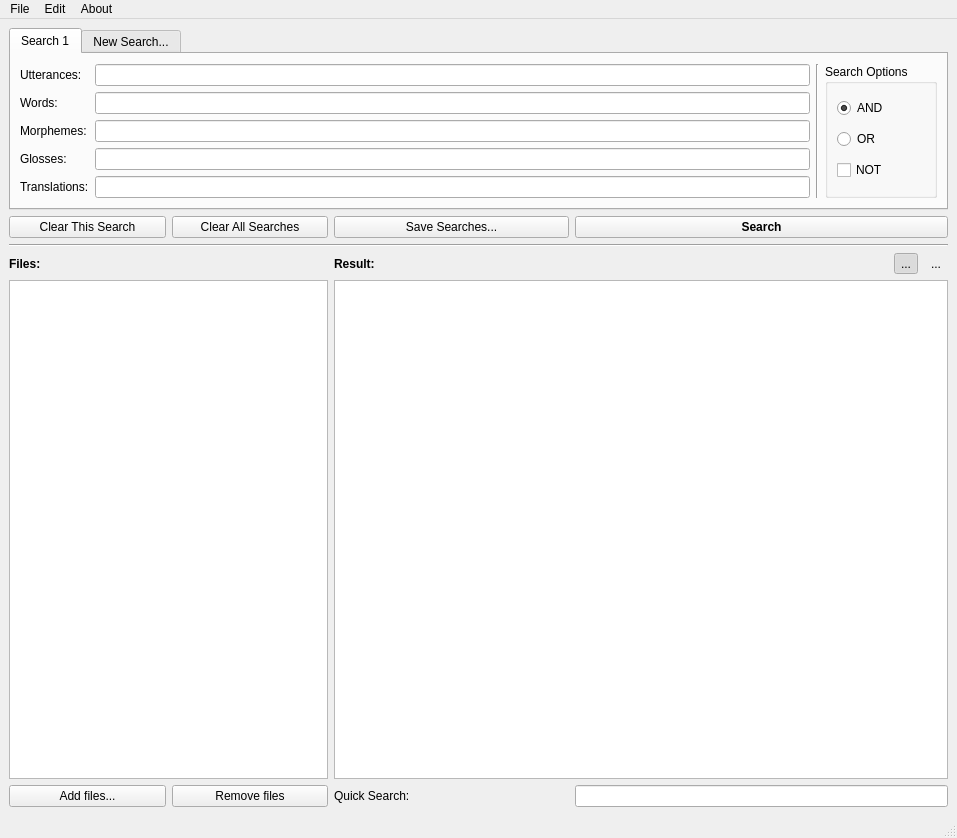
Old version of the form ui/MainAnalyzer.ui in the repository cidles/poio-analyzer.
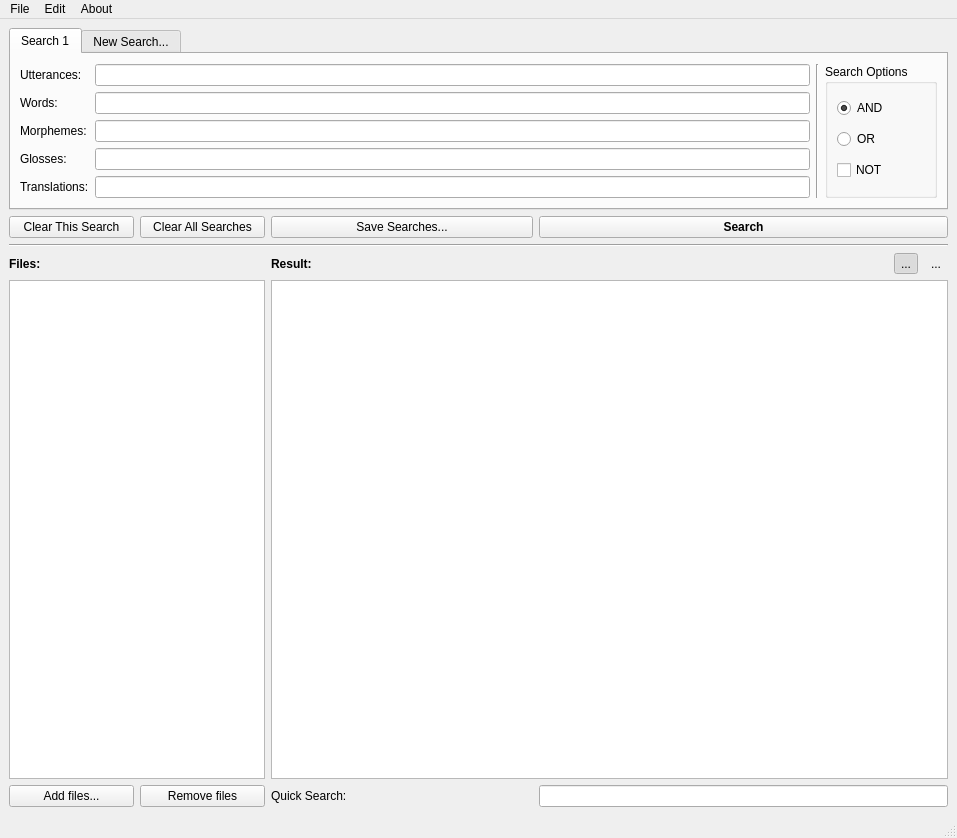
New version of the form. Icons and pictures are not drawn. Custom widgets are drawn as their Qt base class.

```diff
--- a/ui/MainAnalyzer.ui
+++ b/ui/MainAnalyzer.ui
@@ -52,8 +52,8 @@
       <item row="14" column="1">
        <widget class="QPushButton" name="buttonAddFiles">
         <property name="sizePolicy">
-         <sizepolicy hsizetype="Minimum" vsizetype="Fixed">
-          <horstretch>1</horstretch>
+         <sizepolicy hsizetype="MinimumExpanding" vsizetype="Fixed">
+          <horstretch>0</horstretch>
           <verstretch>0</verstretch>
          </sizepolicy>
         </property>
@@ -65,8 +65,8 @@
       <item row="14" column="2">
        <widget class="QPushButton" name="buttonRemoveFiles">
         <property name="sizePolicy">
-         <sizepolicy hsizetype="Minimum" vsizetype="Fixed">
-          <horstretch>1</horstretch>
+         <sizepolicy hsizetype="MinimumExpanding" vsizetype="Fixed">
+          <horstretch>0</horstretch>
           <verstretch>0</verstretch>
          </sizepolicy>
         </property>
@@ -78,8 +78,8 @@
       <item row="13" column="1" colspan="2">
        <widget class="QListView" name="listFiles">
         <property name="sizePolicy">
-         <sizepolicy hsizetype="Minimum" vsizetype="Expanding">
-          <horstretch>2</horstretch>
+         <sizepolicy hsizetype="Fixed" vsizetype="Expanding">
+          <horstretch>0</horstretch>
           <verstretch>0</verstretch>
          </sizepolicy>
         </property>
@@ -107,8 +107,8 @@
       <item row="3" column="2">
        <widget class="QPushButton" name="pushButton">
         <property name="sizePolicy">
-         <sizepolicy hsizetype="Minimum" vsizetype="Fixed">
-          <horstretch>1</horstretch>
+         <sizepolicy hsizetype="MinimumExpanding" vsizetype="Fixed">
+          <horstretch>0</horstretch>
           <verstretch>0</verstretch>
          </sizepolicy>
         </property>
@@ -136,19 +136,6 @@
         </property>
        </widget>
       </item>
-      <item row="3" column="1">
-       <widget class="QPushButton" name="pushButton_2">
-        <property name="sizePolicy">
-         <sizepolicy hsizetype="Minimum" vsizetype="Fixed">
-          <horstretch>1</horstretch>
-          <verstretch>0</verstretch>
-         </sizepolicy>
-        </property>
-        <property name="text">
-         <string>Clear This Search</string>
-        </property>
-       </widget>
-      </item>
       <item row="3" column="3">
        <widget class="QPushButton" name="buttonSaveSearch">
         <property name="sizePolicy">
@@ -503,6 +490,19 @@
         </property>
        </widget>
       </item>
+      <item row="3" column="1">
+       <widget class="QPushButton" name="pushButton_2">
+        <property name="sizePolicy">
+         <sizepolicy hsizetype="MinimumExpanding" vsizetype="Fixed">
+          <horstretch>0</horstretch>
+          <verstretch>0</verstretch>
+         </sizepolicy>
+        </property>
+        <property name="text">
+         <string>Clear This Search</string>
+        </property>
+       </widget>
+      </item>
      </layout>
     </item>
    </layout>
```
